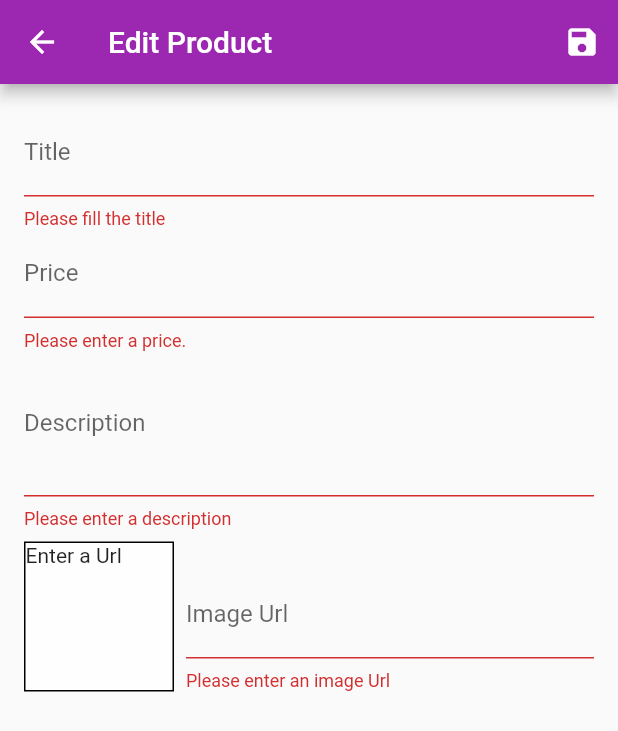
After one commit to Encang-Cutbray/shop-app, a Flutter app: the AddProductScreen screen opened by its route, after a tap on the "save" icon, on a phone screen of 412 x 824 dp. The commit adds this screen. Shown: the top 731 px of the screen. Run offline on Flutter 3.47's test engine with Material 2 defaults, Android fonts, the phone set to English and light mode, and no system bars; network calls fail.

Commit message:
finish the add producnt

```diff
--- a/lib/main.dart
+++ b/lib/main.dart
@@ -6,10 +6,12 @@ import './screens/product_detail_screen.dart';
 import './screens/products_overview_screen.dart';
 import './screens/order_screen.dart';
 import './screens/user_product_screen.dart';
+import './screens/add_product_screen.dart';
+import './screens/example_form.dart';
+
 import './providers/products_provider.dart';
 import './providers/cart_provider.dart';
 import './providers/orders_provider.dart';
-
 
 void main() => runApp(MyApp());
 
@@ -40,6 +42,8 @@ class MyApp extends StatelessWidget {
           CartDetailScreen.routeName: (_) => CartDetailScreen(),
           OrderScreen.routeName: (_) => OrderScreen(),
           UserProductScreen.routeName: (_) => UserProductScreen(),
+          AddProductScreen.routeName: (_) => AddProductScreen(),
+          ExampleForm.routeName: (_) => ExampleForm(),
         },
       ),
     );
--- a/lib/providers/cart_provider.dart
+++ b/lib/providers/cart_provider.dart
@@ -5,13 +5,9 @@ import 'dart:convert';
 class CartProvider with ChangeNotifier {
   Map<String, Cart> _cartItem = {};
 
-  Map<String, Cart> get cartItem {
-    return {..._cartItem};
-  }
+  Map<String, Cart> get cartItem => {..._cartItem};
 
-  int get countCartItem {
-    return _cartItem.length;
-  }
+  int get countCartItem => _cartItem.length;
 
   double get totalAmount {
     var total = 0.0;
@@ -47,7 +43,6 @@ class CartProvider with ChangeNotifier {
   }
 
   void removeItem(String productId) {
-    print(productId);
     _cartItem.remove(productId);
     notifyListeners();
   }
@@ -58,7 +53,6 @@ class CartProvider with ChangeNotifier {
   }
 
   void removeSingleItem(String productId) {
-    print(_cartItem[productId].quantity);
     if (!_cartItem.containsKey(productId)) {
       return;
     }
--- a/lib/providers/orders_provider.dart
+++ b/lib/providers/orders_provider.dart
@@ -5,9 +5,7 @@ import '../models/Cart.dart';
 class OrdersProvider with ChangeNotifier {
   List<Order> _order = [];
 
-  List<Order> get orders {
-    return [..._order];
-  }
+  List<Order> get orders => [..._order];
 
   void addOrder(List<Cart> cartProduct, double total) {
     _order.insert(
--- a/lib/providers/products_provider.dart
+++ b/lib/providers/products_provider.dart
@@ -6,12 +6,17 @@ import '../dummy/dummy_product.dart';
 class ProductsProvider with ChangeNotifier {
   List<Product> _items = product;
 
-  List<Product> get items {
-    return [..._items];
-  }
+  List<Product> get items => [..._items];
 
-  void addProduct(value) {
-    _items.add(value);
+  void addProduct(Product product) {
+    Product newProduct = Product(
+      id: DateTime.now().toString(),
+      title: product.title,
+      price: product.price,
+      description: product.description,
+      imageUrl: product.imageUrl,
+    );
+    _items.add(newProduct);
     notifyListeners();
   }
 
@@ -19,7 +24,6 @@ class ProductsProvider with ChangeNotifier {
         (prod) => prod.id == id,
       );
 
-  List<Product> get favoriteItems {
-    return _items.where((product) => product.isFavorite).toList();
-  }
+  List<Product> get favoriteItems =>
+      _items.where((product) => product.isFavorite).toList();
 }
--- /dev/null
+++ b/lib/screens/add_product_screen.dart
@@ -0,0 +1,197 @@
+import 'package:flutter/material.dart';
+import 'package:provider/provider.dart';
+
+import '../models/Product.dart';
+import '../providers/products_provider.dart';
+
+class AddProductScreen extends StatefulWidget {
+  static const routeName = '/edit-product';
+  @override
+  _AddProductScreenState createState() => _AddProductScreenState();
+}
+
+class _AddProductScreenState extends State<AddProductScreen> {
+  final _priceFocusNode = FocusNode();
+  final _descriptionFocusNode = FocusNode();
+  final _imageUrlController = TextEditingController();
+  final _form = GlobalKey<FormState>();
+  var _editProduct = Product(
+    id: null,
+    price: 0,
+    title: '',
+    description: '',
+    imageUrl: '',
+  );
+  @override
+  void dispose() {
+    _priceFocusNode.dispose();
+    _descriptionFocusNode.dispose();
+    _imageUrlController.dispose();
+    super.dispose();
+  }
+
+  void _saveForm() {
+    if (_form.currentState.validate()) {
+      _form.currentState.save();
+      Provider.of<ProductsProvider>(context, listen: false).addProduct(_editProduct);
+      Navigator.of(context).pop();
+    }
+  }
+
+  Widget fieldInputTitle() {
+    return TextFormField(
+      decoration: InputDecoration(labelText: 'Title'),
+      textInputAction: TextInputAction.next,
+      onFieldSubmitted: (_) =>
+          FocusScope.of(context).requestFocus(_priceFocusNode),
+      validator: (value) {
+        if (value.isEmpty) {
+          return 'Please fill the title';
+        }
+        return null;
+      },
+      onSaved: (value) => _editProduct = Product(
+        id: null,
+        title: value,
+        price: _editProduct.price,
+        description: _editProduct.description,
+        imageUrl: _editProduct.imageUrl,
+      ),
+    );
+  }
+
+  Widget fieldInputPrice() {
+    return TextFormField(
+      decoration: InputDecoration(labelText: 'Price'),
+      textInputAction: TextInputAction.next,
+      keyboardType: TextInputType.number,
+      focusNode: _priceFocusNode,
+      onFieldSubmitted: (_) =>
+          FocusScope.of(context).requestFocus(_descriptionFocusNode),
+      validator: (value) {
+        if (value.isEmpty) {
+          return 'Please enter a price.';
+        }
+        if (double.tryParse(value) == null) {
+          return 'Please enter valid number.';
+        }
+        if (double.parse(value) <= 0) {
+          return 'Plese enter a number greater than zero.';
+        }
+        return null;
+      },
+      onSaved: (value) => _editProduct = Product(
+        id: null,
+        title: _editProduct.title,
+        price: double.parse(value),
+        description: _editProduct.description,
+        imageUrl: _editProduct.imageUrl,
+      ),
+    );
+  }
+
+  Widget fieldInputDescription() {
+    return TextFormField(
+      decoration: InputDecoration(labelText: 'Description'),
+      maxLines: 3,
+      keyboardType: TextInputType.multiline,
+      focusNode: _descriptionFocusNode,
+      validator: (value) {
+        if (value.isEmpty) {
+          return 'Please enter a description';
+        }
+
+        if (value.length < 10) {
+          return 'The description should be at last 10 character long';
+        }
+        return null;
+      },
+      onFieldSubmitted: (_) =>
+          FocusScope.of(context).requestFocus(_descriptionFocusNode),
+      onSaved: (value) => _editProduct = Product(
+        id: null,
+        title: _editProduct.title,
+        price: _editProduct.price,
+        description: value,
+        imageUrl: _editProduct.imageUrl,
+      ),
+    );
+  }
+
+  Widget fieldInputImage() {
+    return Row(
+      crossAxisAlignment: CrossAxisAlignment.end,
+      children: <Widget>[
+        Container(
+          width: 100,
+          height: 100,
+          margin: EdgeInsets.only(top: 8, right: 8),
+          decoration: BoxDecoration(
+            border: Border.all(width: 1),
+            color: Colors.white70,
+          ),
+          child: _imageUrlController.text.isEmpty
+              ? Text('Enter a Url')
+              : FittedBox(
+                  child: Image.network(_imageUrlController.text),
+                ),
+        ),
+        Expanded(
+          child: TextFormField(
+            decoration: InputDecoration(labelText: 'Image Url'),
+            keyboardType: TextInputType.url,
+            textInputAction: TextInputAction.done,
+            controller: _imageUrlController,
+            validator: (value) {
+              if (value.isEmpty) {
+                return 'Please enter an image Url';
+              }
+
+              if (!value.startsWith('http') && !value.startsWith('https')) {
+                return 'Please enter valid Url';
+              }
+              return null;
+            },
+            onFieldSubmitted: (_) => _saveForm(),
+            onSaved: (value) => _editProduct = Product(
+              id: null,
+              title: _editProduct.title,
+              price: _editProduct.price,
+              description: _editProduct.description,
+              imageUrl: value,
+            ),
+          ),
+        ),
+      ],
+    );
+  }
+
+  @override
+  Widget build(BuildContext context) {
+    return Scaffold(
+      appBar: AppBar(
+        title: Text('Edit Product'),
+        actions: <Widget>[
+          IconButton(
+            icon: Icon(Icons.save),
+            onPressed: _saveForm,
+          )
+        ],
+      ),
+      body: Form(
+        key: _form,
+        child: Padding(
+          padding: EdgeInsets.all(16.0),
+          child: ListView(
+            children: <Widget>[
+              fieldInputTitle(),
+              fieldInputPrice(),
+              fieldInputDescription(),
+              fieldInputImage(),
+            ],
+          ),
+        ),
+      ),
+    );
+  }
+}
--- a/lib/screens/user_product_screen.dart
+++ b/lib/screens/user_product_screen.dart
@@ -2,6 +2,8 @@ import 'package:flutter/material.dart';
 import 'package:provider/provider.dart';
 
 import '../providers/products_provider.dart';
+
+import './add_product_screen.dart';
 import '../widgets/app_drawer.dart';
 import '../widgets/user_product_item.dart';
 
@@ -17,7 +19,8 @@ class UserProductScreen extends StatelessWidget {
         actions: <Widget>[
           IconButton(
             icon: const Icon(Icons.add),
-            onPressed: () {},
+            onPressed: () =>
+                Navigator.of(context).pushNamed(AddProductScreen.routeName),
           )
         ],
       ),
@@ -31,6 +34,7 @@ class UserProductScreen extends StatelessWidget {
           ),
         ),
       ),
+
     );
   }
 }
--- a/lib/widgets/user_product_item.dart
+++ b/lib/widgets/user_product_item.dart
@@ -19,14 +19,15 @@ class UserProductItem extends StatelessWidget {
           children: <Widget>[
             IconButton(
               icon: Icon(Icons.edit),
-              onPressed: () {},
+              onPressed: () {
+              },
               color: Theme.of(context).primaryColor,
             ),
             IconButton(
               icon: Icon(Icons.delete),
               onPressed: () {},
               color: Theme.of(context).errorColor,
-            )
+            ),
           ],
         ),
       ),
```
Also changed, not shown: lib/screens/example_form.dart (added, +59 -0 lines), lib/widgets/app_drawer.dart (+9 -0 lines).
